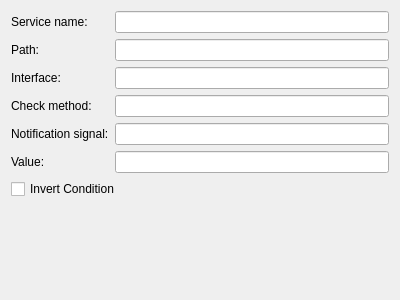
Old version of the form plugins/Conditions/DBus/createdbusconditionwidget.ui in the repository KDE/simon.
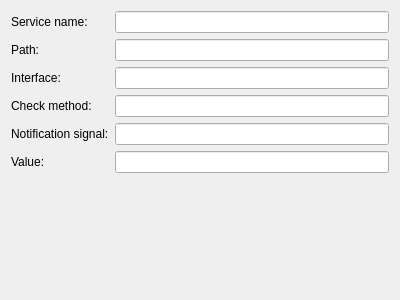
New version of the form. Custom widgets are drawn as their Qt base class.

Commit message: Refactor invert to be part of the context core - not individual plugins

Patch:
```diff
--- a/plugins/Conditions/DBus/createdbusconditionwidget.ui
+++ b/plugins/Conditions/DBus/createdbusconditionwidget.ui
@@ -11,6 +11,9 @@
    </rect>
   </property>
   <layout class="QFormLayout" name="formLayout">
+   <property name="fieldGrowthPolicy">
+    <enum>QFormLayout::ExpandingFieldsGrow</enum>
+   </property>
    <item row="0" column="0">
     <widget class="QLabel" name="label">
      <property name="text">
@@ -89,22 +92,6 @@
    <item row="5" column="1">
     <widget class="KLineEdit" name="leValue"/>
    </item>
-   <item row="6" column="0" colspan="2">
-    <widget class="QCheckBox" name="cbInverted">
-     <property name="toolTip">
-      <string>An inverted condition is satisfied when its specified details are NOT true</string>
-     </property>
-     <property name="whatsThis">
-      <string>An inverted condition is satisfied when its specified details are NOT true</string>
-     </property>
-     <property name="layoutDirection">
-      <enum>Qt::LeftToRight</enum>
-     </property>
-     <property name="text">
-      <string>Invert Condition</string>
-     </property>
-    </widget>
-   </item>
   </layout>
  </widget>
  <customwidgets>
```
The commit also changes 19 other files.
